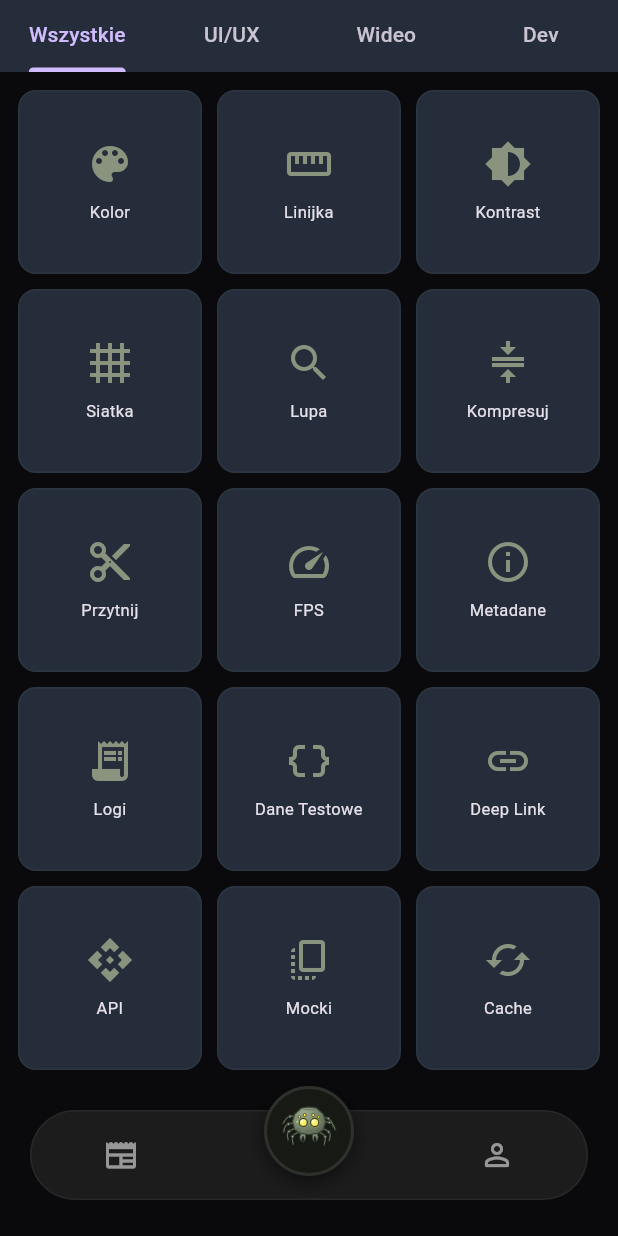
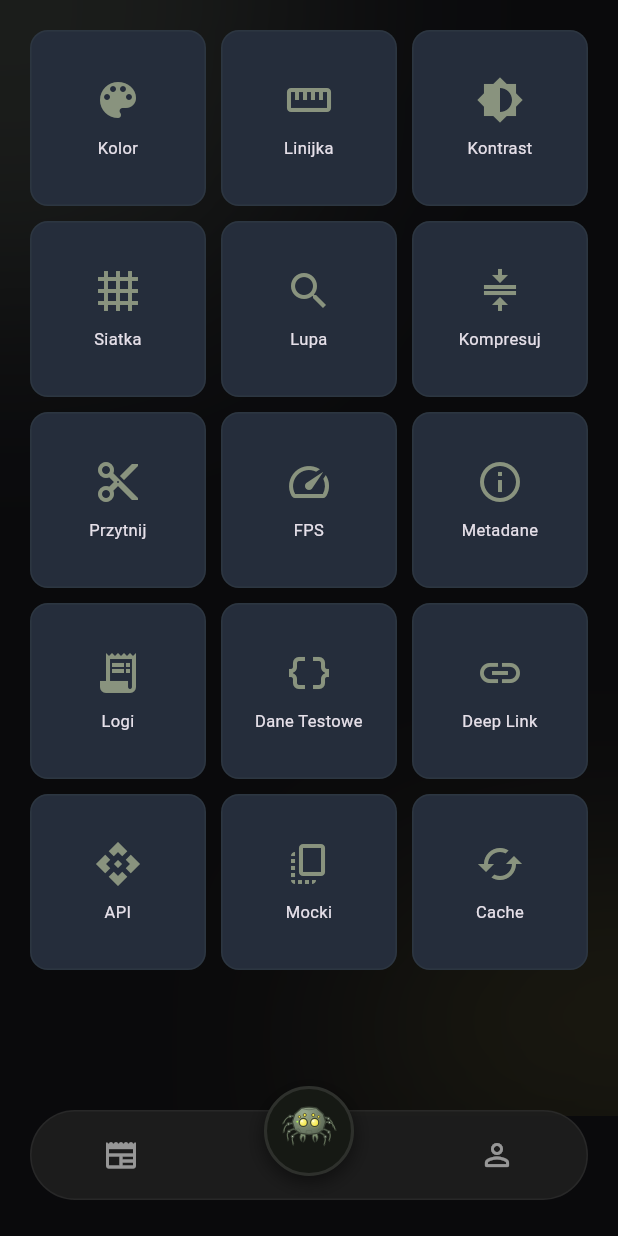
Before and after one commit to highimexy/fuzzi_mobile, a Flutter app: the screen it shows once a user with an empty profile is signed in, item 2 of the bottom bar chosen, on a phone screen of 412 x 824 dp. Run offline on Flutter 3.47's test engine with Material 3 defaults, Android fonts, the phone set to English and light mode, and no system bars; our stand-ins replace firebase_auth, firebase_core, google_fonts; accounts and stored records are empty; generated files the repository leaves out were written again.

Commit message:
refactor: simplify ToolsScreen to flat grid, remove tab filtering

```diff
--- a/lib/screens/tools_screen.dart
+++ b/lib/screens/tools_screen.dart
@@ -1,3 +1,4 @@
+import 'dart:ui';
 import 'package:flutter/material.dart';
 import '../theme/app_theme.dart';
 
@@ -31,92 +32,56 @@ const _allTools = [
   ToolItem(title: 'Cache', category: 'Dev', icon: Icons.cached),
 ];
 
-class ToolsScreen extends StatefulWidget {
+class ToolsScreen extends StatelessWidget {
   const ToolsScreen({super.key});
 
   @override
-  State<ToolsScreen> createState() => _ToolsScreenState();
-}
-
-class _ToolsScreenState extends State<ToolsScreen>
-    with SingleTickerProviderStateMixin {
-  late final TabController _tabController;
-
-  @override
-  void initState() {
-    super.initState();
-    _tabController = TabController(length: 4, vsync: this);
-  }
-
-  @override
-  void dispose() {
-    _tabController.dispose();
-    super.dispose();
-  }
-
-  @override
   Widget build(BuildContext context) {
-    return Column(
+    return Stack(
       children: [
-        Material(
-          color: AppColors.roughCard,
-          child: TabBar(
-            controller: _tabController,
-            dividerColor: Colors.transparent,
-            tabs: const [
-              Tab(text: 'Wszystkie'),
-              Tab(text: 'UI/UX'),
-              Tab(text: 'Wideo'),
-              Tab(text: 'Dev'),
-            ],
+        Positioned(
+          top: -100,
+          left: -100,
+          child: Container(
+            width: 300,
+            height: 300,
+            decoration: BoxDecoration(
+              shape: BoxShape.circle,
+              color: const Color(0xFF7a8a6e).withValues(alpha: 0.15),
+            ),
           ),
         ),
-        Expanded(
-          child: TabBarView(
-            controller: _tabController,
-            children: [
-              _buildGrid(0),
-              _buildGrid(1),
-              _buildGrid(2),
-              _buildGrid(3),
-            ],
+        Positioned(
+          bottom: -120,
+          right: -80,
+          child: Container(
+            width: 260,
+            height: 260,
+            decoration: BoxDecoration(
+              shape: BoxShape.circle,
+              color: const Color(0xFFf5e642).withValues(alpha: 0.1),
+            ),
+          ),
+        ),
+        Positioned.fill(
+          child: BackdropFilter(
+            filter: ImageFilter.blur(sigmaX: 80, sigmaY: 80),
+            child: const SizedBox(),
+          ),
+        ),
+        SafeArea(
+          child: GridView.builder(
+            padding: const EdgeInsets.all(20),
+            gridDelegate: const SliverGridDelegateWithFixedCrossAxisCount(
+              crossAxisCount: 3,
+              crossAxisSpacing: 10,
+              mainAxisSpacing: 10,
+            ),
+            itemCount: _allTools.length,
+            itemBuilder: (context, index) => _ToolTile(tool: _allTools[index]),
           ),
         ),
       ],
-    );
-  }
-
-  Widget _buildGrid(int categoryIndex) {
-    List<ToolItem> tools;
-    switch (categoryIndex) {
-      case 0:
-        tools = _allTools;
-      case 1:
-        tools = _allTools.where((t) => t.category == 'UI/UX').toList();
-      case 2:
-        tools = _allTools.where((t) => t.category == 'Wideo').toList();
-      case 3:
-        tools = _allTools.where((t) => t.category == 'Dev').toList();
-      default:
-        tools = [];
-    }
-
-    if (tools.isEmpty) {
-      return Center(
-        child: Text('Brak narzędzi w tej kategorii',
-          style: TextStyle(color: AppColors.secondary)),
-      );
-    }
-
-    return GridView.builder(
-      padding: const EdgeInsets.all(12),
-      gridDelegate: const SliverGridDelegateWithFixedCrossAxisCount(
-        crossAxisCount: 3,
-        crossAxisSpacing: 10,
-        mainAxisSpacing: 10,
-      ),
-      itemCount: tools.length,
-      itemBuilder: (context, index) => _ToolTile(tool: tools[index]),
     );
   }
 }
```
